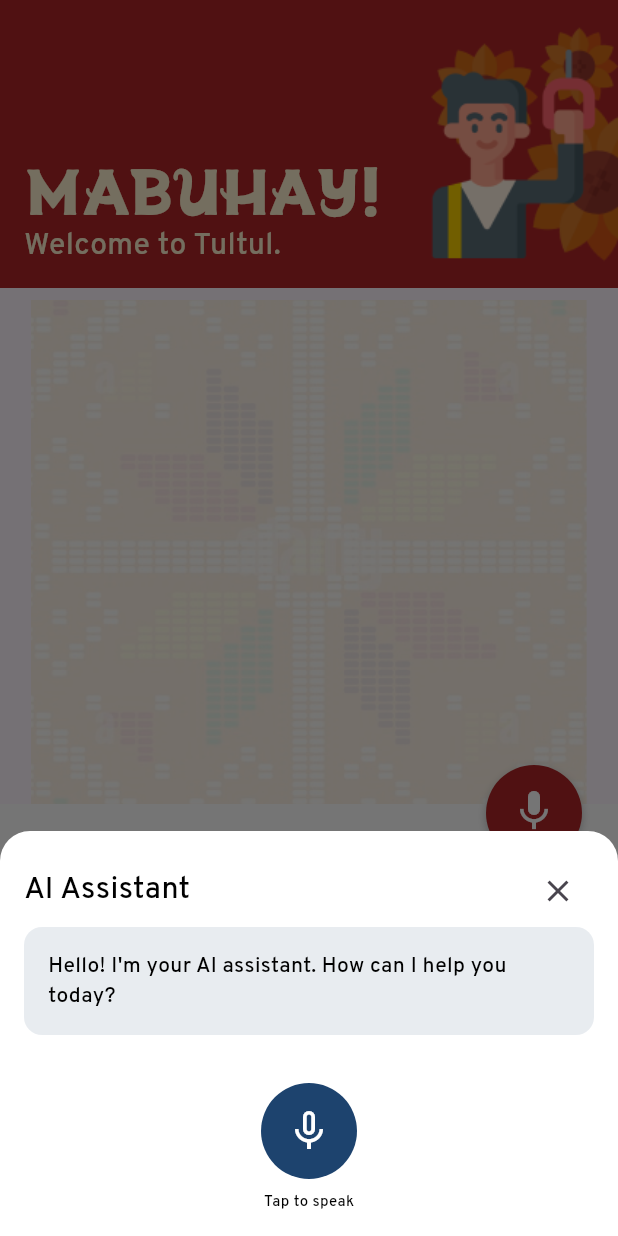
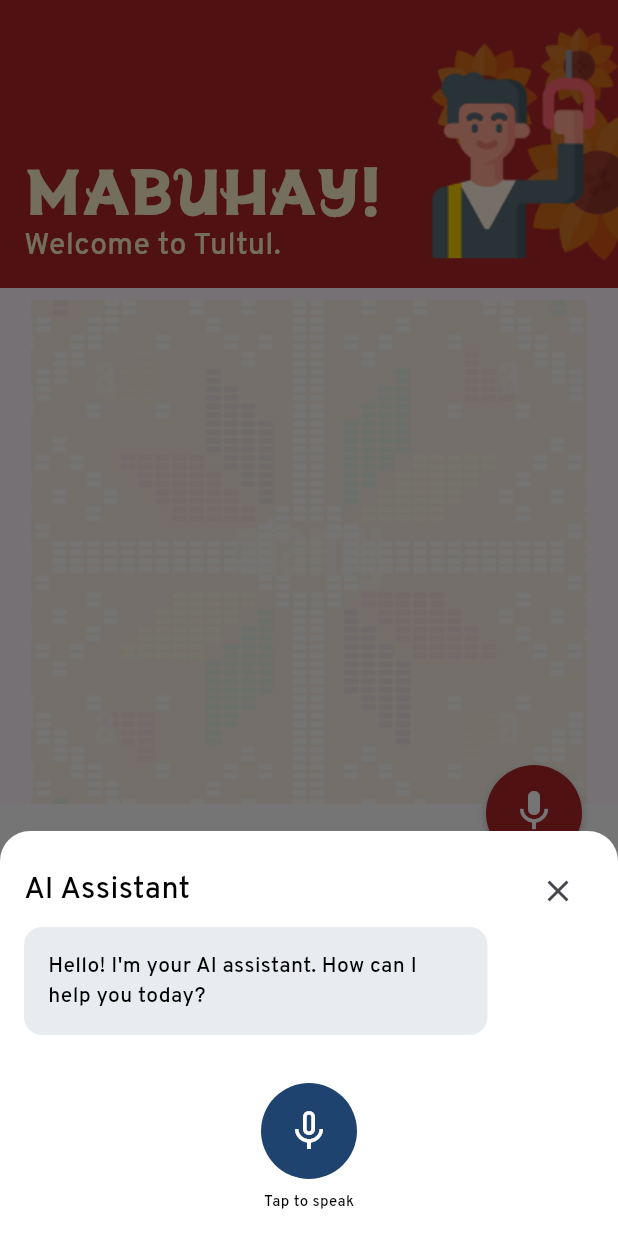
Before and after one commit to rokkunbruv/hacktose-intolerant, a Flutter app: the screen it shows after launch, after a tap on the "settings voice" icon, on a phone screen of 412 x 824 dp. Run offline on Flutter 3.47's test engine with Material 3 defaults, Android fonts, the phone set to English and light mode, and no system bars; our stand-ins replace dio, flutter_dotenv, flutter_tts, geolocator, google_generative_ai, google_maps_flutter and 2 more; missing offline and left inert: flutter_polyline_points.

Commit message:
better ui

```diff
--- a/frontend/lib/services/ai_assistant_service.dart
+++ b/frontend/lib/services/ai_assistant_service.dart
@@ -94,7 +94,7 @@
     final apiKey = dotenv.env['GEMINI_API_KEY'];
     if (apiKey != null) {
       _model = GenerativeModel(
-        model: 'gemini-2.0-flash-lite',  // Use the correct model name
+        model: 'gemini-2.0-flash',  // Use the correct model name
         apiKey: apiKey,
       );
     }
--- a/frontend/lib/widgets/ai_assistant_widget.dart
+++ b/frontend/lib/widgets/ai_assistant_widget.dart
@@ -161,7 +161,12 @@
                     // Add user message only if it's not empty
                     if (interaction['user']!.isNotEmpty) {
                       messageWidgets.add(
-                        Container(
+                        Align(
+                          alignment: Alignment.centerRight,
+                          child: Container(
+                            constraints: BoxConstraints(
+                              maxWidth: MediaQuery.of(context).size.width * 0.75,
+                            ),
                             padding: const EdgeInsets.all(16),
                             decoration: BoxDecoration(
                               color: AppColors.lightGray,
@@ -170,6 +175,7 @@
                             child: Text(
                               interaction['user']!,
                               style: AppTextStyles.label5,
+                            ),
                           ),
                         ),
                       );
@@ -181,7 +187,12 @@
                         messageWidgets.add(const SizedBox(height: 8));
                       }
                       messageWidgets.add(
-                        Container(
+                        Align(
+                          alignment: Alignment.centerLeft,
+                          child: Container(
+                            constraints: BoxConstraints(
+                              maxWidth: MediaQuery.of(context).size.width * 0.75,
+                            ),
                             padding: const EdgeInsets.all(16),
                             decoration: BoxDecoration(
                               color: AppColors.navy.withOpacity(0.1),
@@ -190,6 +201,7 @@
                             child: Text(
                               interaction['assistant']!,
                               style: AppTextStyles.label5,
+                            ),
                           ),
                         ),
                       );
```
Lines whose indentation alone changed are shown as unchanged.
